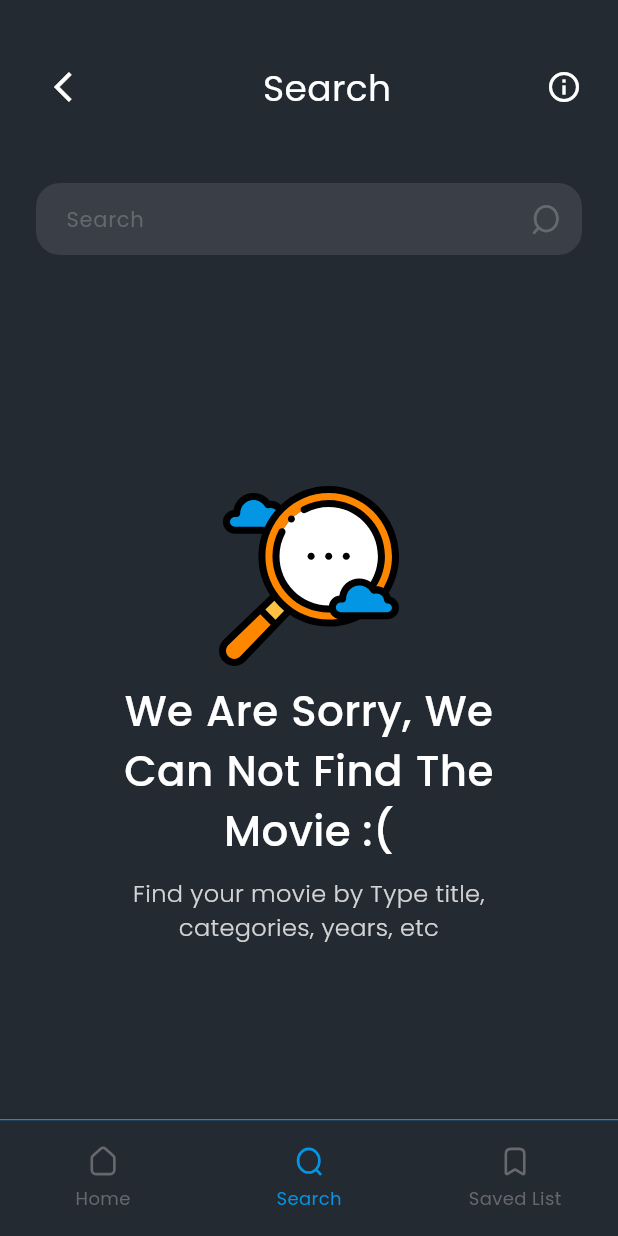
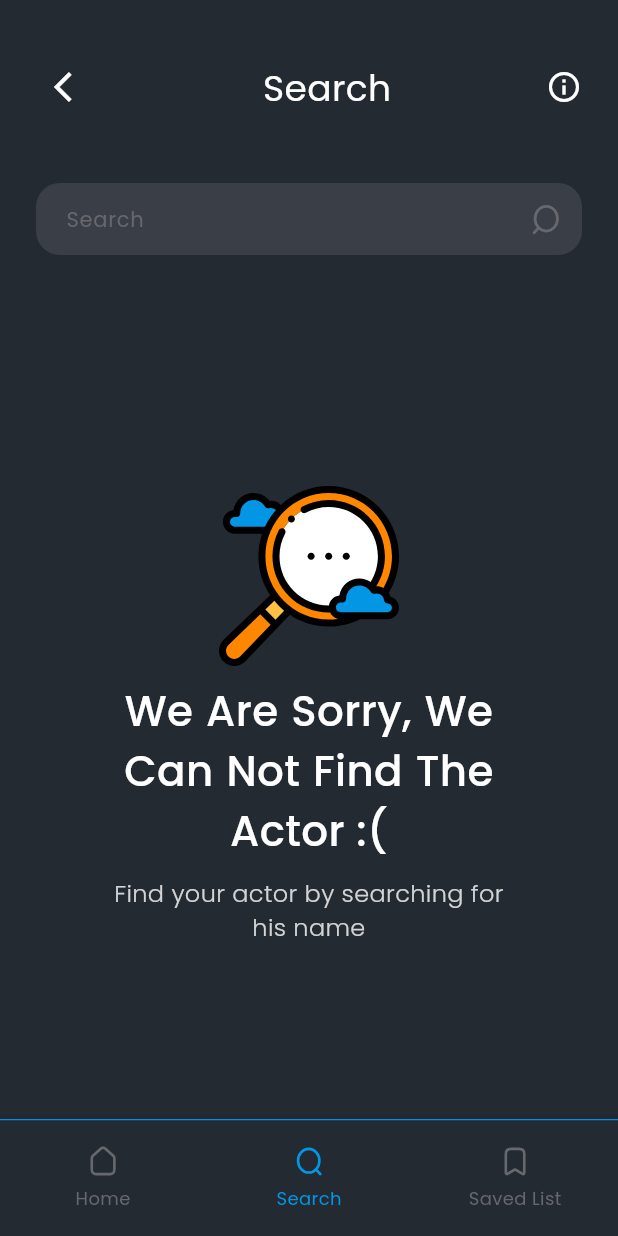
Before and after one commit to lumiz0r/pelis_actors_flutter, a Flutter app: the screen it shows after launch, item 2 of the bottom bar chosen, on a phone screen of 412 x 824 dp. Run offline on Flutter 3.47's test engine with Material 3 defaults, Android fonts, the phone set to English and light mode, and no system bars; our stand-ins replace fade_shimmer, flutter_svg, get; network calls fail; statements that could not run were skipped.

Commit message:
Little changes

```diff
--- a/lib/controllers/movies_controller.dart
+++ b/lib/controllers/movies_controller.dart
@@ -21,13 +21,13 @@ class MoviesController extends GetxController {
   void addToWatchList(Movie movie) {
     if (watchListMovies.any((m) => m.id == movie.id)) {
       watchListMovies.remove(movie);
-      Get.snackbar('Success', 'removed from watch list',
+      Get.snackbar('Success', 'removed from list',
           snackPosition: SnackPosition.BOTTOM,
           animationDuration: const Duration(milliseconds: 500),
           duration: const Duration(milliseconds: 500));
     } else {
       watchListMovies.add(movie);
-      Get.snackbar('Success', 'added to watch list',
+      Get.snackbar('Success', 'added to list',
           snackPosition: SnackPosition.BOTTOM,
           animationDuration: const Duration(milliseconds: 500),
           duration: const Duration(milliseconds: 500));
--- a/lib/screens/search_screen.dart
+++ b/lib/screens/search_screen.dart
@@ -90,7 +90,7 @@ class _SearchScreenState extends State<SearchScreen> {
                                 height: 10,
                               ),
                               const Text(
-                                'We Are Sorry, We Can Not Find The Movie :(',
+                                'We Are Sorry, We Can Not Find The Actor :(',
                                 textAlign: TextAlign.center,
                                 style: TextStyle(
                                   fontSize: 28,
@@ -104,7 +104,7 @@ class _SearchScreenState extends State<SearchScreen> {
                               const Opacity(
                                 opacity: .8,
                                 child: Text(
-                                  'Find your movie by Type title, categories, years, etc ',
+                                  'Find your actor by searching for his name',
                                   textAlign: TextAlign.center,
                                   style: TextStyle(
                                     fontSize: 16,
--- a/lib/screens/watch_list_screen.dart
+++ b/lib/screens/watch_list_screen.dart
@@ -31,7 +31,7 @@ class WatchList extends StatelessWidget {
                       ),
                     ),
                     const Text(
-                      'Watch list',
+                      'Actor list',
                       style: TextStyle(
                         fontWeight: FontWeight.w400,
                         fontSize: 24,
@@ -97,7 +97,7 @@ class WatchList extends StatelessWidget {
                         height: 200,
                       ),
                       Text(
-                        'No movies in your watch list',
+                        'No actors in your list',
                         style: TextStyle(
                           fontSize: 20,
                           fontWeight: FontWeight.w200,
```
